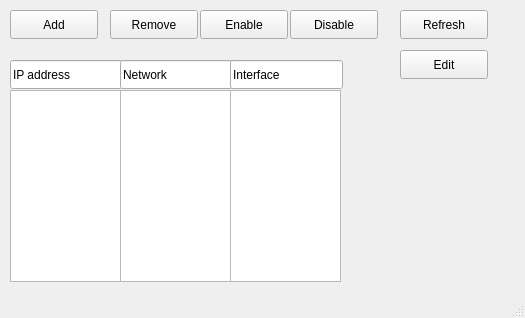
Qt form loginGUI/ipAddresses.ui (adiosko/mikrotik) before a commit.
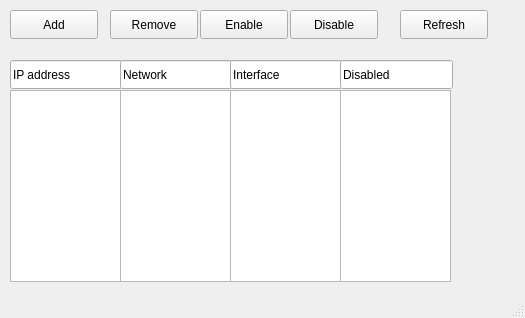
The same form after that commit.

```diff
--- a/loginGUI/ipAddresses.ui
+++ b/loginGUI/ipAddresses.ui
@@ -148,17 +148,27 @@
      <string>Refresh</string>
     </property>
    </widget>
-   <widget class="QPushButton" name="editButton">
+   <widget class="QLineEdit" name="interfaceField_2">
     <property name="geometry">
      <rect>
-      <x>400</x>
-      <y>50</y>
-      <width>88</width>
+      <x>340</x>
+      <y>60</y>
+      <width>113</width>
       <height>29</height>
      </rect>
     </property>
     <property name="text">
-     <string>Edit</string>
+     <string>Disabled</string>
+    </property>
+   </widget>
+   <widget class="QListWidget" name="disableField">
+    <property name="geometry">
+     <rect>
+      <x>340</x>
+      <y>90</y>
+      <width>111</width>
+      <height>192</height>
+     </rect>
     </property>
    </widget>
   </widget>
```
